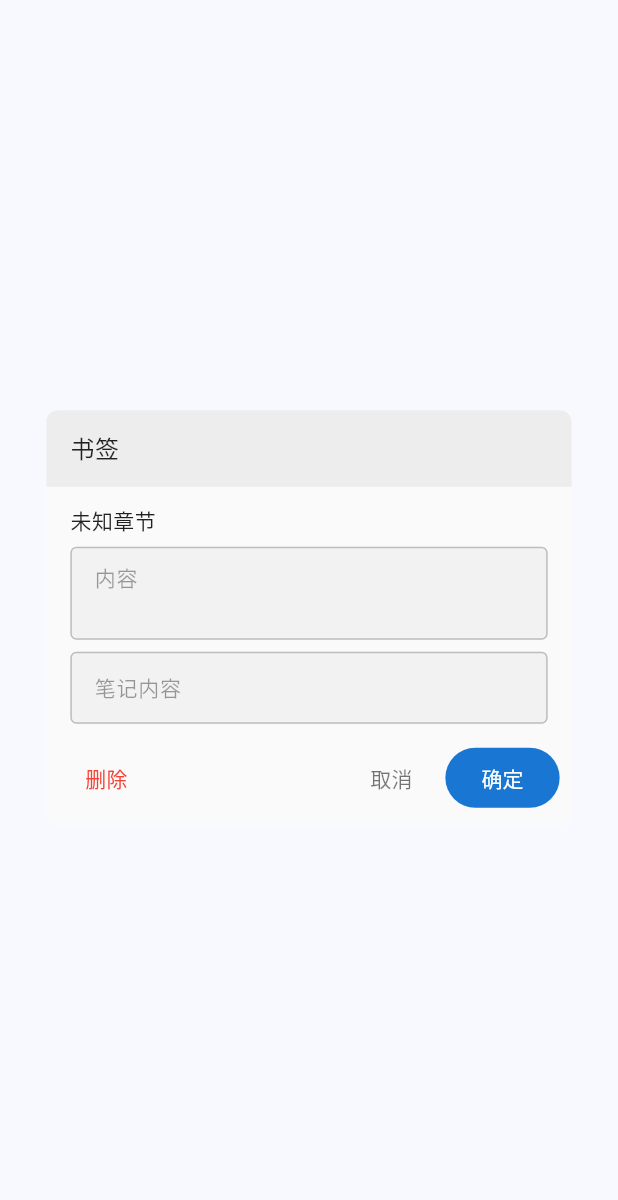
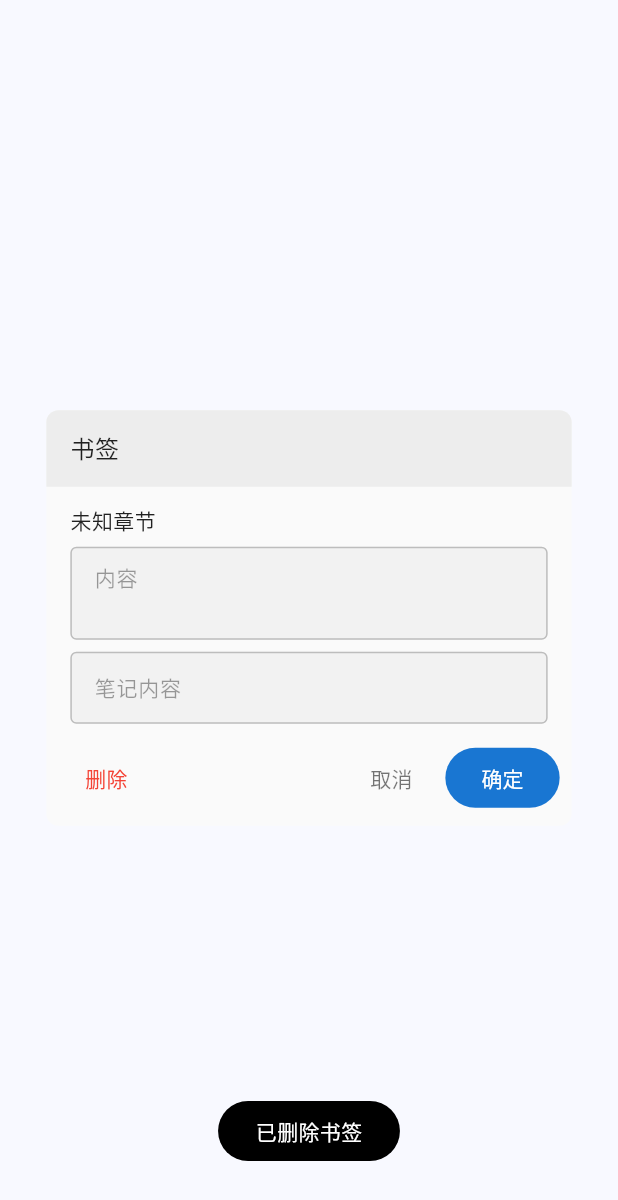
Before and after one commit to EscapeTo5D/flutter-reader, a Flutter app: the BookmarkDialog widget shown alone on an empty page, opened directly with empty values, after a tap on "删除", on a phone screen of 412 x 824 dp. Shown: the top 1200 px of the screen. Run offline on Flutter 3.47's test engine with Material 3 defaults, Android fonts, the light colour scheme and no system bars; our stand-ins replace dio, flutter_smart_dialog, flutter_tts, just_audio, sqflite, sqflite_common_ffi; accounts and stored records are empty; network calls fail.

Commit message:
fix(bookmark): Dialog 章名用 chapterTitle + 确定/删除加 toast
- Dialog 章名: book.chapters[...] → controller.chapterTitle(...)(之前在 chapterSource
  按章懒加载模式 chapters 为空, 永远显示「未知章节」)
- 确定: 新建态 toast「已添加书签」, 编辑态「已保存」
- 删除: toast「已删除书签」

```diff
--- a/lib/src/reader/widgets/bookmark_dialog.dart
+++ b/lib/src/reader/widgets/bookmark_dialog.dart
@@ -60,15 +60,12 @@ class _BookmarkDialogState extends State<BookmarkDialog> {
     super.dispose();
   }
 
-  /// 章节名: 取书签所在章的标题; 取不到回退「未知章节」。
+  /// 章节名: 用 controller.chapterTitle(支持 chapterSource 按章懒加载模式,
+  /// 不依赖 book.chapters 列表——该列表在 chapterSource 模式下为空);
+  /// 取不到回退「未知章节」。
   String get _chapterName {
-    final book = widget.controller.book;
-    if (book == null) return '未知章节';
-    if (widget.bookmark.chapterIndex < 0 ||
-        widget.bookmark.chapterIndex >= book.chapters.length) {
-      return '未知章节';
-    }
-    return book.chapters[widget.bookmark.chapterIndex].title;
+    final title = widget.controller.chapterTitle(widget.bookmark.chapterIndex);
+    return title.isEmpty ? '未知章节' : title;
   }
 
   Future<void> _onSave() async {
@@ -78,11 +75,14 @@ class _BookmarkDialogState extends State<BookmarkDialog> {
     );
     await widget.controller.updateBookmark(updated);
     if (mounted) SmartDialog.dismiss();
+    // 操作反馈: 新建态说「已添加」, 编辑态说「已保存」。
+    SmartDialog.showToast(widget.isNew ? '已添加书签' : '已保存');
   }
 
   Future<void> _onDelete() async {
     await widget.controller.removeBookmark(widget.bookmark.id);
     if (mounted) SmartDialog.dismiss();
+    SmartDialog.showToast('已删除书签');
   }
 
   @override
```
